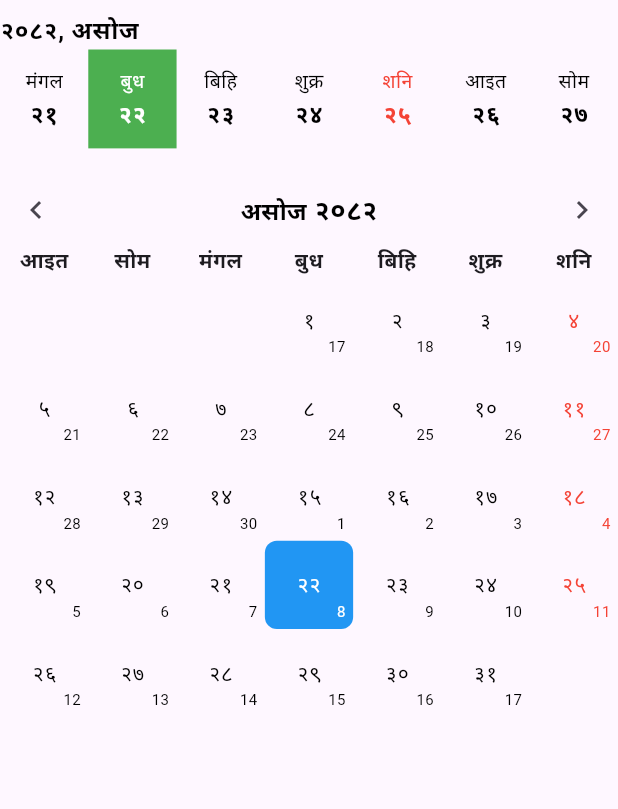
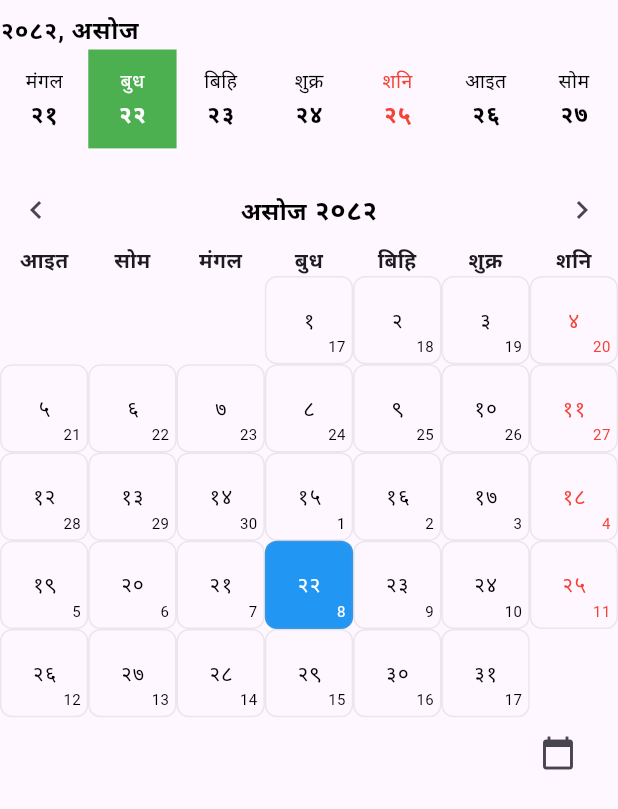
Before and after one commit to crpoudyal/my_nepali_calendar, a Flutter app: the screen it shows after launch, on a phone screen of 412 x 824 dp. Shown: the top 809 px of the screen. Run offline on Flutter 3.47's test engine with Material 3 defaults, Android fonts, the phone set to English and light mode, and no system bars.

Commit message:
Added toggle btn on calender to view current date events only

```diff
--- a/lib/src/calendar_widget.dart
+++ b/lib/src/calendar_widget.dart
@@ -50,17 +50,17 @@ class _NepaliCalendarState<T> extends State<NepaliCalendar<T>>
     with AutomaticKeepAliveClientMixin {
   late final PageController _pageController;
   late NepaliDateTime _selectedDate;
-  late int _initialPage;
+  bool showOnlySelectedDayEvents = false;
 
   @override
   void initState() {
     super.initState();
     _selectedDate = widget.initialDate ?? NepaliDateTime.now();
-    _initialPage =
+    final initialPage =
         ((_selectedDate.year - CalendarUtils.calenderyearStart) * 12) +
             _selectedDate.month -
             1;
-    _pageController = PageController(initialPage: _initialPage);
+    _pageController = PageController(initialPage: initialPage);
     widget.controller?._attach(this);
   }
 
@@ -91,8 +91,15 @@ class _NepaliCalendarState<T> extends State<NepaliCalendar<T>>
   void _onDaySelected(NepaliDateTime newDate) {
     setState(() {
       _selectedDate = newDate;
+      showOnlySelectedDayEvents = true; // filter events
     });
     widget.onDayChanged?.call(newDate);
+  }
+
+  void _toggleShowAllEvents() {
+    setState(() {
+      showOnlySelectedDayEvents = !showOnlySelectedDayEvents;
+    });
   }
 
   @override
@@ -102,12 +109,14 @@ class _NepaliCalendarState<T> extends State<NepaliCalendar<T>>
 
     return Column(
       children: [
+        // Custom header
         widget.headerBuilder?.call(_selectedDate, _pageController) ??
             CalendarHeader(
               selectedDate: _selectedDate,
               pageController: _pageController,
               calendarStyle: widget.calendarStyle,
             ),
+
         Expanded(
           child: PageView.builder(
             controller: _pageController,
@@ -117,8 +126,17 @@ class _NepaliCalendarState<T> extends State<NepaliCalendar<T>>
               final year = CalendarUtils.calenderyearStart + (index ~/ 12);
               final month = (index % 12) + 1;
 
+              // Determine events to show
+              final eventsToShow = (widget.eventList ?? []).where((event) {
+                if (!showOnlySelectedDayEvents) return true; // show all
+                return event.date.year == _selectedDate.year &&
+                    event.date.month == _selectedDate.month &&
+                    event.date.day == _selectedDate.day;
+              }).toList();
+
               return Column(
                 children: [
+                  // Month calendar view
                   CalendarMonthView<T>(
                     year: year,
                     month: month,
@@ -127,11 +145,41 @@ class _NepaliCalendarState<T> extends State<NepaliCalendar<T>>
                     calendarStyle: widget.calendarStyle,
                     onDaySelected: _onDaySelected,
                   ),
-                  widget.eventsHeaderBuilder?.call(_selectedDate) ??
-                      SizedBox.shrink(),
+                  // Events header + toggle button in one row
+                  if ((widget.eventList ?? []).isNotEmpty)
+                    Padding(
+                      padding: const EdgeInsets.symmetric(
+                        horizontal: 16,
+                      ),
+                      child: Row(
+                        children: [
+                          // Events header (left)
+                          Expanded(
+                            child: widget.eventsHeaderBuilder
+                                    ?.call(_selectedDate) ??
+                                SizedBox.shrink(),
+                          ),
+
+                          // Toggle button (right)
+                          IconButton(
+                            onPressed: _toggleShowAllEvents,
+                            icon: Icon(
+                              showOnlySelectedDayEvents
+                                  ? Icons.view_agenda
+                                  : Icons.calendar_today,
+                            ),
+                            tooltip: showOnlySelectedDayEvents
+                                ? "Show All Events"
+                                : "Show Selected Day",
+                          ),
+                        ],
+                      ),
+                    ),
+
+                  // Event list
                   Flexible(
                     child: EventList<T>(
-                      eventList: widget.eventList,
+                      eventList: eventsToShow,
                       selectedDate: _selectedDate,
                       itemBuilder: (context, i, event) =>
                           widget.eventBuilder
--- a/lib/src/widgets/calendar_cell.dart
+++ b/lib/src/widgets/calendar_cell.dart
@@ -34,7 +34,9 @@ class CalendarCell<T> extends StatelessWidget {
               ? Border.all(
                   color: (_getCellColor(isToday, isSelected)),
                 )
-              : null,
+              : Border.all(
+                  color: Colors.grey.withValues(alpha: 0.2),
+                ),
           borderRadius: BorderRadius.circular(8),
         ),
         child: Stack(
```
